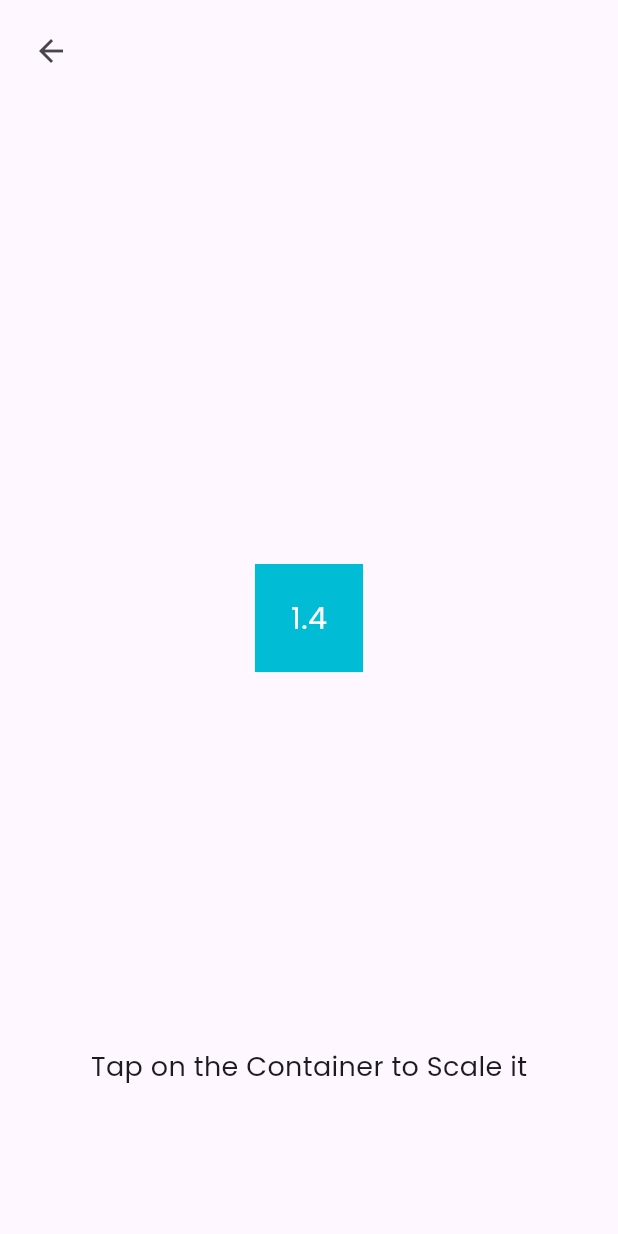
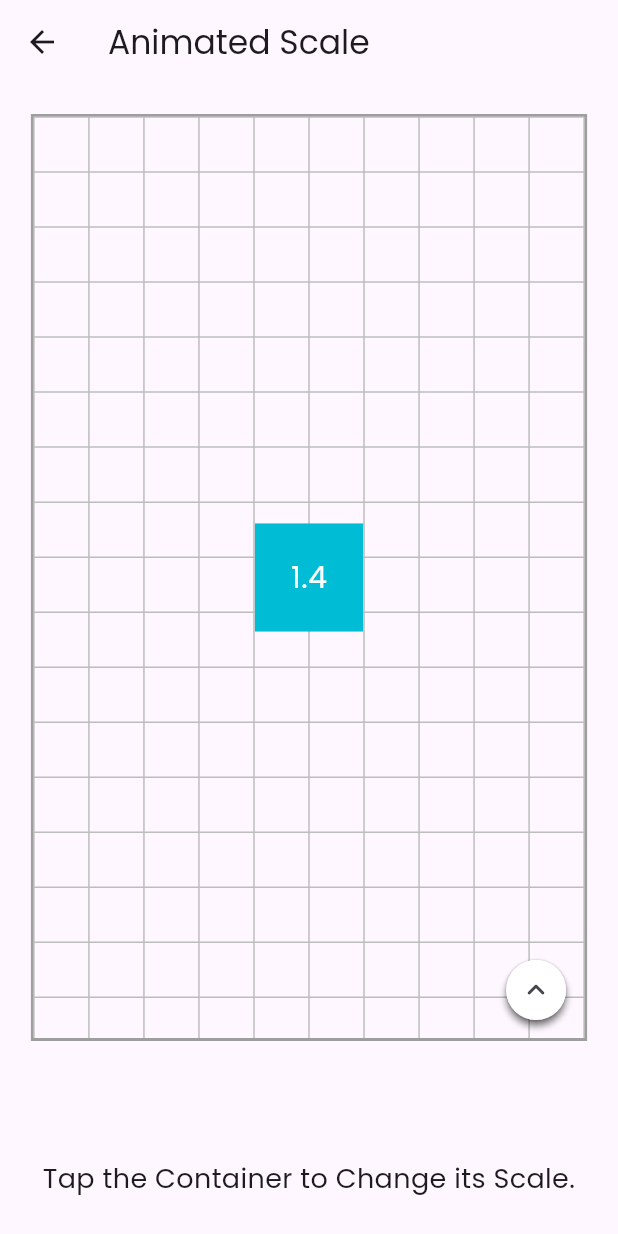
Before and after one commit to bhawesh2002/animotion_gallery, a Flutter app: the AniScalePage screen opened directly, on a phone screen of 412 x 824 dp. Run offline on Flutter 3.47's test engine with Material 3 defaults, Android fonts, the phone set to English and light mode, and no system bars; our stand-ins replace google_fonts.

Commit message:
Refactor AniScalePage widget to update UI layout and import statements, and include Playground widget with AniScale child

```diff
--- a/lib/implicit animations/ani_scale.dart
+++ b/lib/implicit animations/ani_scale.dart
@@ -1,6 +1,6 @@
 import 'dart:math';
 
-import 'package:animotion_gallery/widgets/back_arrow.dart';
+import 'package:animotion_gallery/widgets/playground/palyground.dart';
 import 'package:flutter/material.dart';
 
 class AniScalePage extends StatelessWidget {
@@ -10,33 +10,38 @@ class AniScalePage extends StatelessWidget {
   Widget build(BuildContext context) {
     return SafeArea(
         child: Scaffold(
-      body: Stack(
-        children: [
+            appBar: AppBar(
+              title: const Text("Animated Scale"),
+            ),
+            body: Stack(children: [
               Positioned.fill(
-            top: 10,
-            left: 10,
-            child:
-                Align(alignment: Alignment.topLeft, child: backArrow(context)),
-          ),
-          const Positioned.fill(
+                top: 20,
                 child: Align(
-              alignment: Alignment.center,
-              child: AniScale(),
+                  alignment: Alignment.topCenter,
+                  child: SizedBox(
+                    width: MediaQuery.of(context).size.width * 0.9,
+                    height: MediaQuery.of(context).size.height * 0.75,
+                    child: Playground(
+                      child: const AniScale(),
                     ),
                   ),
-          const Positioned.fill(
-            bottom: 100,
-            child: Align(
+                ),
+              ),
+              Align(
                 alignment: Alignment.bottomCenter,
-              child: Text(
-                "Tap on the Container to Scale it",
+                child: Padding(
+                  padding: EdgeInsets.symmetric(
+                    horizontal: MediaQuery.of(context).size.width * 0.05,
+                    vertical: MediaQuery.of(context).size.height * 0.03,
+                  ),
+                  child: const Text(
+                    "Tap the Container to Change its Scale.",
+                    textAlign: TextAlign.center,
                     style: TextStyle(fontSize: 18),
                   ),
                 ),
               ),
-        ],
-      ),
-    ));
+            ])));
   }
 }
 
```
Lines whose indentation alone changed are shown as unchanged.
